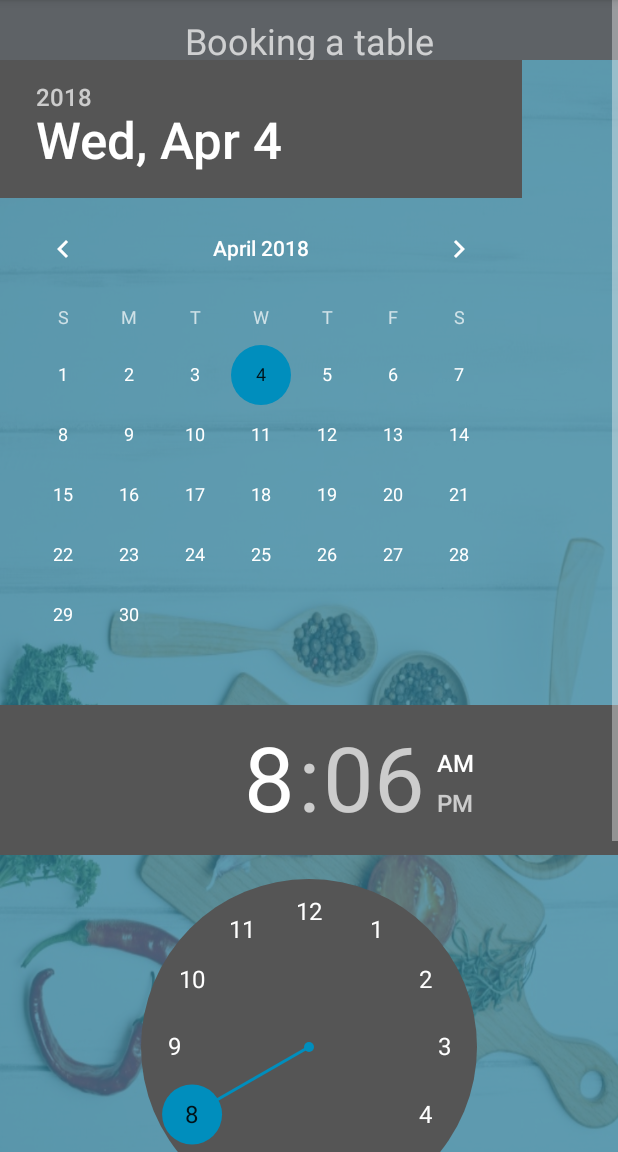
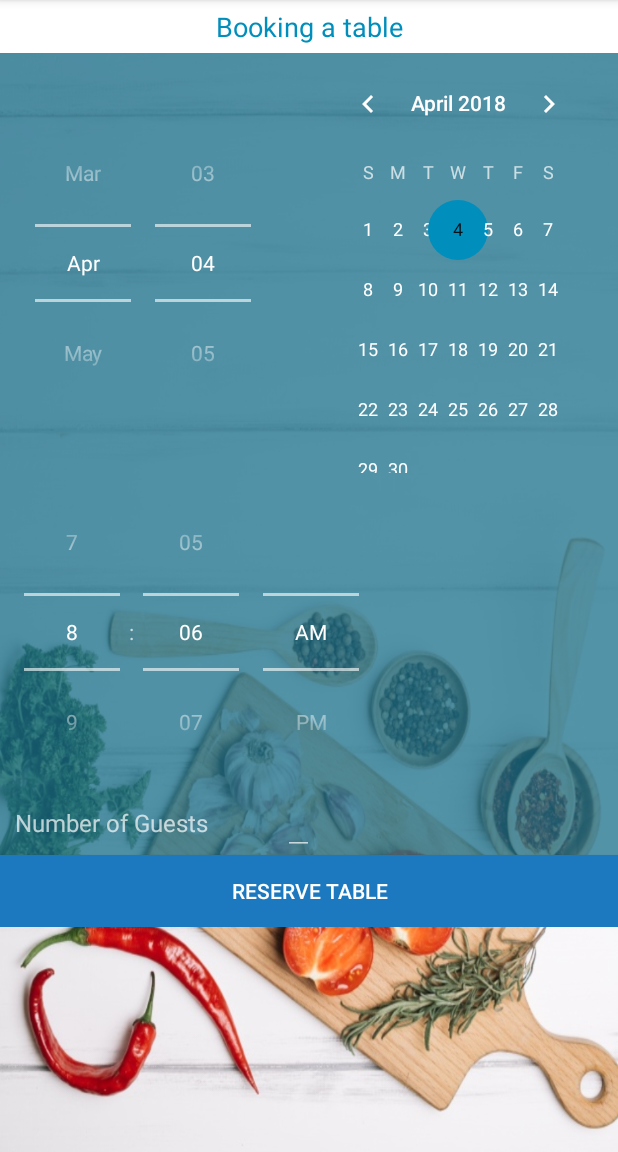
Before and after one commit to negoxp/Restaurant, an Android app: the BookingActivity screen opened directly, with no data from a screen before it, on a phone screen of 412 x 824 dp, the part 84-1236 px from its top. Run offline under Robolectric (Android 15) with nearby library versions, the phone set to English and light mode, and no system bars; our stand-ins replace Firebase (no records; nobody signed in at launch, a user with empty details on screens opened directly).

Commit message:
I changed some layout and i design and add some functionality in the commentpage. all i want u to store the value on button click in the database. beacuse i dont know what are the fields in the databse.

```diff
--- a/app/src/main/res/layout/activity_booking.xml
+++ b/app/src/main/res/layout/activity_booking.xml
@@ -6,23 +6,23 @@
     android:id="@+id/scrollview"
     android:background="@drawable/fondo"
     android:layout_width="fill_parent"
-    android:layout_height="wrap_content">
+    android:layout_height="fill_parent">
 
 
 <LinearLayout xmlns:android="http://schemas.android.com/apk/res/android"
     xmlns:app="http://schemas.android.com/apk/res-auto"
     xmlns:tools="http://schemas.android.com/tools"
     android:layout_width="match_parent"
-    android:layout_height="match_parent"
+    android:layout_height="fill_parent"
     android:orientation="vertical"
-    android:background="#bd2b7c97"
+    android:background="#bd19708c"
     tools:context="com.example.jorgeflores.restaurant.BookingActivity">
 
 
     <LinearLayout
         android:layout_width="match_parent"
-        android:layout_height="40dp"
-        android:background="@color/input_register_hint"
+        android:layout_height="wrap_content"
+        android:background="#ffffff"
         android:orientation="horizontal">
 
         <TextView
@@ -30,9 +30,10 @@
             android:layout_height="wrap_content"
             android:layout_weight="1"
             android:gravity="center"
-            android:paddingTop="16px"
+            android:padding="8px"
             android:text="Booking a table"
-            android:textSize="24sp"
+            android:textColor="@color/colorPrimaryDark"
+            android:textSize="18dp"
             tools:textAlignment="center" />
     </LinearLayout>
 
@@ -40,43 +41,64 @@
         android:id="@+id/datePicker2"
         android:layout_width="wrap_content"
         android:layout_height="wrap_content"
+        android:layout_marginLeft="15dp"
         android:layout_weight="1"
+        android:animateLayoutChanges="true"
+        android:backgroundTint="@color/colorPrimaryDark"
+        android:backgroundTintMode="src_over"
+        android:datePickerMode="spinner"
+        android:dayOfWeekBackground="@color/bg_main"
+        android:dayOfWeekTextAppearance="@style/TextAppearance.AppCompat.Caption"
+        android:defaultFocusHighlightEnabled="false"
+        android:drawingCacheQuality="auto"
         android:foregroundGravity="center"
-        android:scaleX="1"
-        android:scaleY="1" />
+        android:textSize="18sp" />
+<LinearLayout
+    android:layout_width="wrap_content"
+    android:layout_height="wrap_content"
+    android:orientation="horizontal">
 
     <TimePicker
         android:id="@+id/timePicker2"
         android:layout_width="match_parent"
         android:layout_height="wrap_content"
-        android:scaleX="1"
-        android:scaleY="1" />
+        android:layout_gravity="center"
+        android:textSize="18dp"
+        android:timePickerMode="spinner" />
+</LinearLayout>
+    <LinearLayout
+        android:layout_width="match_parent"
+        android:layout_height="wrap_content"
+        android:layout_marginLeft="10dp"
+        android:orientation="horizontal">
 
         <TextView
             android:id="@+id/textView4"
             android:layout_width="wrap_content"
             android:layout_height="wrap_content"
-        android:layout_alignEnd="@+id/txt2"
-        android:layout_alignRight="@+id/txt2"
-        android:layout_below="@+id/timePicker"
-        android:layout_marginTop="38dp"
             android:text="Number of Guests"
-        android:textSize="18sp" />
+            android:textSize="16sp" />
 
         <EditText
             android:id="@+id/numberOfGuests"
             android:layout_width="wrap_content"
             android:layout_height="wrap_content"
-        android:inputType="textPersonName" />
+            android:layout_marginLeft="50dp"
+            android:inputType="textPersonName"
+            android:textSize="16sp" />
+    </LinearLayout>
 
     <Button
         android:id="@+id/btnReserved"
-        android:layout_width="wrap_content"
+        android:layout_width="match_parent"
         android:layout_height="wrap_content"
         android:layout_alignParentBottom="true"
+android:background="#1d79bf"
+        android:textColor="#ffffff"
         android:layout_centerHorizontal="true"
-        android:layout_marginBottom="38dp"
-        android:text="Reserve Table" />
+        android:layout_gravity="center"
+        android:text="Reserve Table"
+        android:textAlignment="center" />
+</LinearLayout>
 
-</LinearLayout>
 </ScrollView>
```
Also changed, not shown: app/src/main/res/layout/activity_about_us.xml (line endings or trailing spaces). Lines whose indentation alone changed are shown as unchanged.
